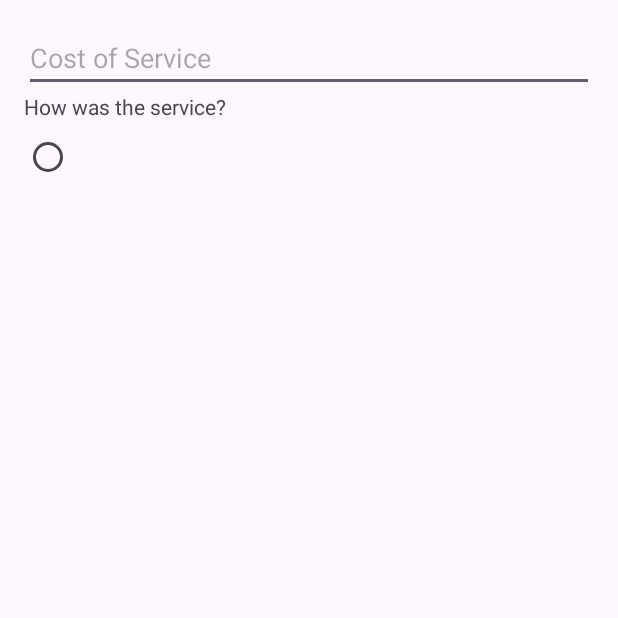
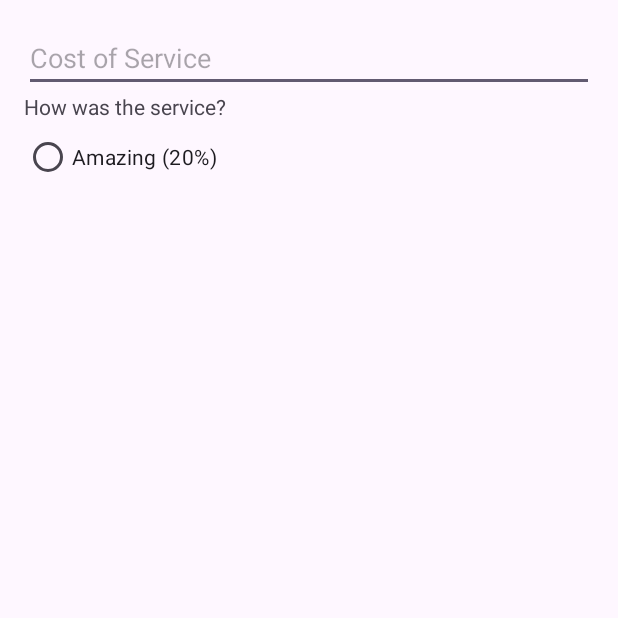
Before and after one commit to BogdanNegativ/Tip_Time, an Android app: the screen it shows after launch (MainActivity), on a phone screen of 412 x 824 dp, the top half of it. Run offline under Robolectric (Android 15) with nearby library versions, the phone set to English and light mode, and no system bars.

Commit message:
Add text RadioButton

```diff
--- a/app/src/main/res/layout/activity_main.xml
+++ b/app/src/main/res/layout/activity_main.xml
@@ -33,6 +33,7 @@
         app:layout_constraintTop_toBottomOf="@id/service_question">
         <RadioButton
             android:id="@+id/option_twenty_percent"
+            android:text="Amazing (20%)"
             android:layout_width="wrap_content"
             android:layout_height="wrap_content"/>
     </RadioGroup>
```
